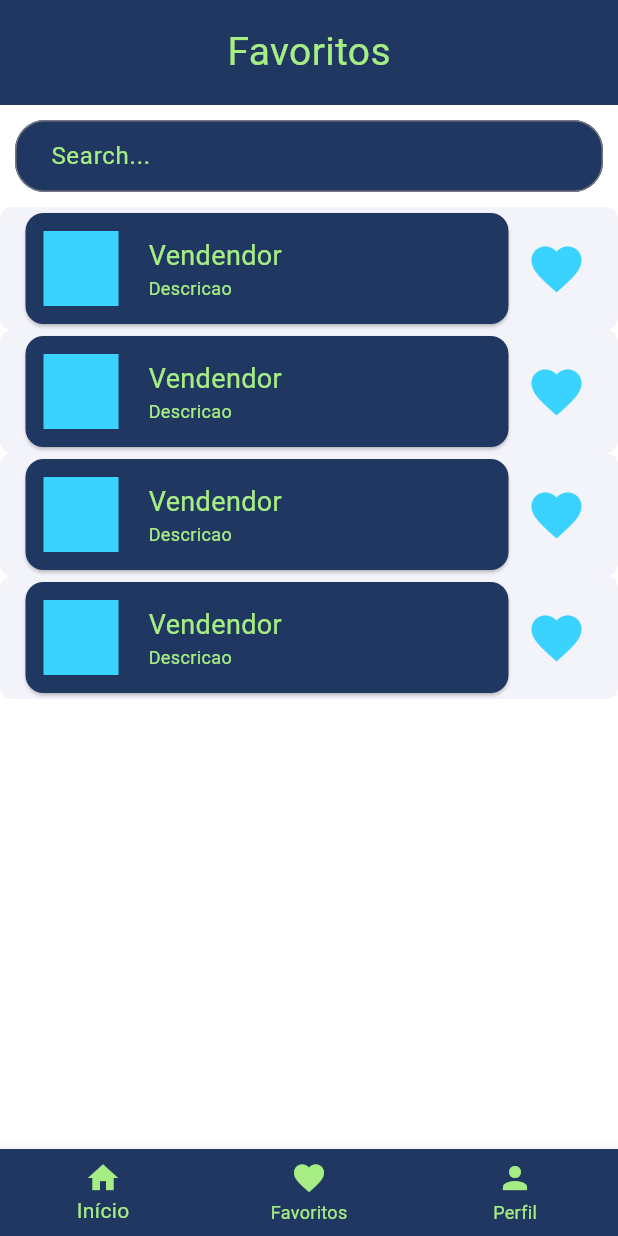
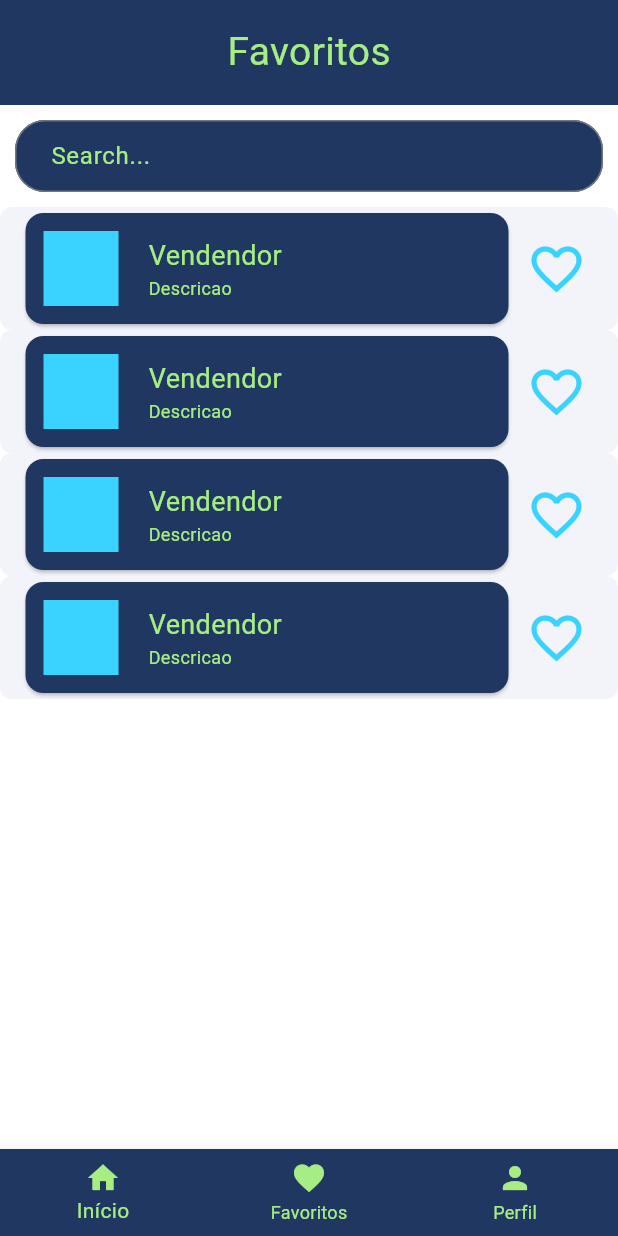
Before and after one commit to wnetohr/uplace, a Flutter app: the FavoritesPage screen opened directly, on a phone screen of 412 x 824 dp. Run offline on Flutter 3.47's test engine with Material 3 defaults, Android fonts, the phone set to English and light mode, and no system bars; our stand-ins replace cloud_firestore, decimal, firebase_auth, firebase_core, font_awesome_flutter; accounts and stored records are empty; Roboto replaces fonts that are missing (clarissans).

Commit message:
favorite toogle button fixed

```diff
--- a/lib/widgtes/components/item_card.dart
+++ b/lib/widgtes/components/item_card.dart
@@ -3,11 +3,23 @@ import 'package:uplace/models/seller.dart';
 import 'package:uplace/widgtes/routes/routes.dart';
 import 'package:uplace/widgtes/themes/colors.dart';
 
-class ItemCard extends StatelessWidget {
+class ItemCard extends StatefulWidget {
   Seller? seller;
 
   ItemCard({super.key, required this.seller});
 
+  @override
+  State<ItemCard> createState() => _ItemCardState();
+}
+
+class _ItemCardState extends State<ItemCard> {
+  bool isFavorite = false;
+
+  void toggleFavorite() {
+    setState(() {
+      isFavorite = !isFavorite;
+    });
+  }
   @override
   Widget build(BuildContext context) {
     var row = Row(
@@ -33,12 +45,12 @@ class ItemCard extends StatelessWidget {
                       crossAxisAlignment: CrossAxisAlignment.start,
                       children: [
                         Text(
-                          seller?.shopName ?? "Vendendor",
+                          widget.seller?.shopName ?? "Vendendor",
                           style: const TextStyle(
                               fontSize: 18.0, color: AppColors.greenUplace),
                         ),
                         Text(
-                          seller?.shopDescription ?? "Descricao",
+                          widget.seller?.shopDescription ?? "Descricao",
                           style: const TextStyle(
                               fontSize: 12.0, color: AppColors.greenUplace),
                         ),
@@ -49,9 +61,15 @@ class ItemCard extends StatelessWidget {
           ),
         ),
         IconButton(
-            onPressed: () {},
-            icon: const Icon(
+            onPressed: () {
+              toggleFavorite();
+            },
+            icon: isFavorite ? const Icon(
               Icons.favorite,
+              size: 40,
+              color: AppColors.lightblueUplace,
+            ) : const Icon(
+              Icons.favorite_border_outlined,
               size: 40,
               color: AppColors.lightblueUplace,
             ))
```
